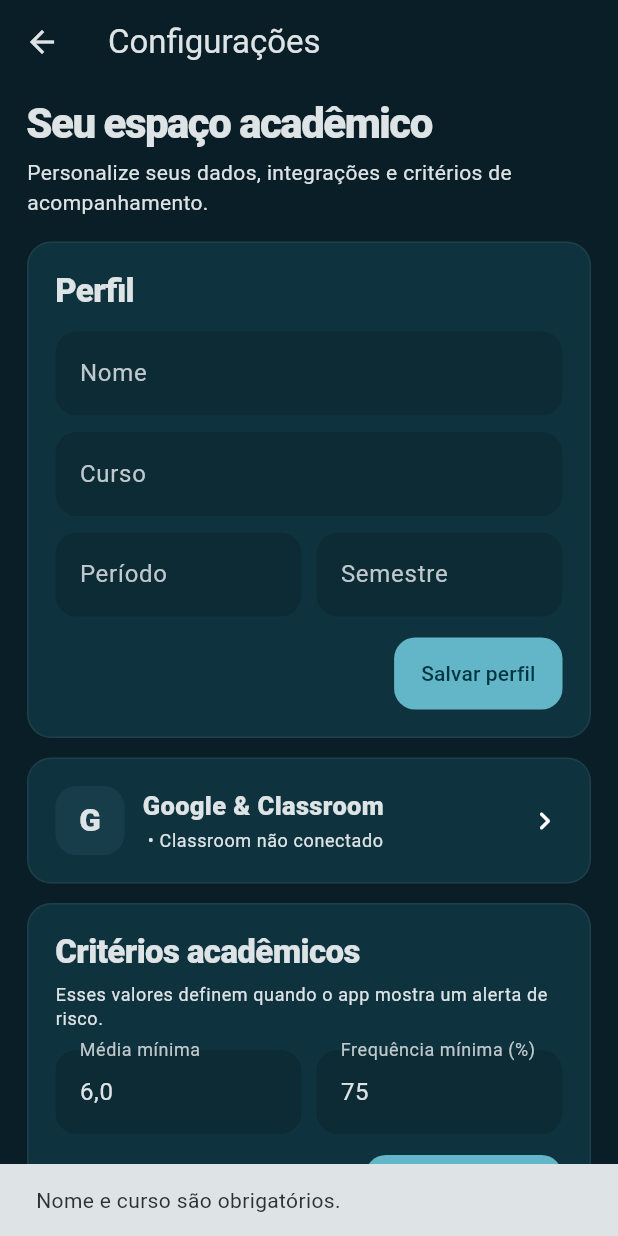
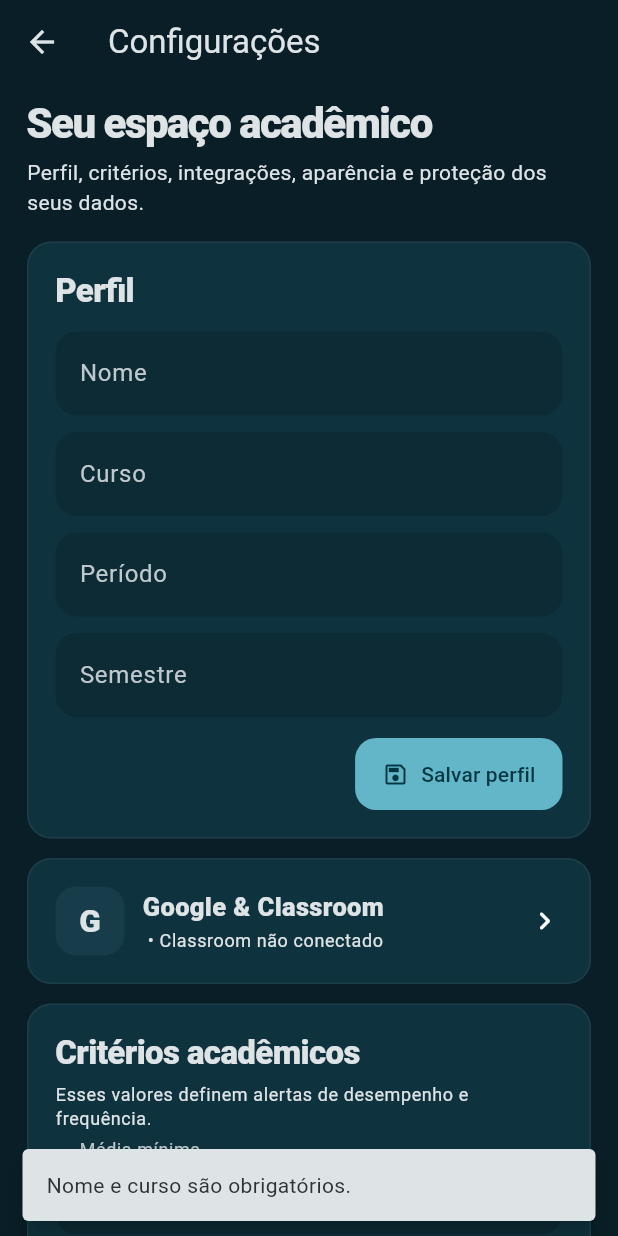
Before and after one commit to VictorAms12/academia-flow, a Flutter app: the SettingsScreen screen opened directly, after a tap on "Salvar perfil", on a phone screen of 412 x 824 dp. Run offline on Flutter 3.47's test engine with Material 3 defaults, Android fonts, the phone set to English and light mode, and no system bars; our stand-ins replace file_picker, flutter_local_notifications, flutter_secure_storage, flutter_timezone, google_sign_in, image_picker and 4 more; missing offline and left inert: google_sign_in_platform_interface; accounts and stored records are empty.

Commit message:
feat(settings): reorganiza configurações e protege ações destrutivas

```diff
--- a/lib/screens/settings_screen.dart
+++ b/lib/screens/settings_screen.dart
@@ -3,10 +3,13 @@ import 'dart:async';
 import 'package:flutter/material.dart';
 
 import '../integrations/google/google_integration_controller.dart';
+import '../services/backup_service.dart';
+import '../services/maintenance_service.dart';
 import '../state/app_state.dart';
 import '../theme/app_theme.dart';
 import '../widgets/common.dart';
 import '../widgets/motion.dart';
+import 'backup_screen.dart';
 import 'google_integration_screen.dart';
 
 class SettingsScreen extends StatefulWidget {
@@ -25,6 +28,9 @@ class _SettingsScreenState extends State<SettingsScreen> {
   late TextEditingController minAttendance;
   bool _controllersReady = false;
   bool _googleInitStarted = false;
+  bool _savingProfile = false;
+  bool _savingCriteria = false;
+  bool _dangerBusy = false;
 
   @override
   void didChangeDependencies() {
@@ -32,8 +38,6 @@ class _SettingsScreenState extends State<SettingsScreen> {
     final state = AppStateScope.of(context);
     if (!_googleInitStarted) {
       _googleInitStarted = true;
-      // initialize() apenas recupera o perfil persistido/local. Não dispara
-      // seletor de conta nem autenticação interativa.
       unawaited(GoogleIntegrationController.instance.initialize(state));
     }
     if (_controllersReady) return;
@@ -63,7 +67,9 @@ class _SettingsScreenState extends State<SettingsScreen> {
     final google = GoogleIntegrationController.instance;
     return Scaffold(
       appBar: AppBar(title: const Text('Configurações')),
-      body: SingleChildScrollView(
+      body: Stack(
+        children: [
+          SingleChildScrollView(
             padding: const EdgeInsets.fromLTRB(18, 8, 18, 30),
             child: Center(
               child: ConstrainedBox(
@@ -71,47 +77,19 @@ class _SettingsScreenState extends State<SettingsScreen> {
                 child: Column(
                   crossAxisAlignment: CrossAxisAlignment.start,
                   children: [
-                const PageHeader(title: 'Seu espaço acadêmico', subtitle: 'Personalize seus dados, integrações e critérios de acompanhamento.'),
+                    const PageHeader(
+                      title: 'Seu espaço acadêmico',
+                      subtitle: 'Perfil, critérios, integrações, aparência e proteção dos seus dados.',
+                    ),
                     const SizedBox(height: 16),
-                SoftCard(
-                  child: Column(
-                    crossAxisAlignment: CrossAxisAlignment.start,
-                    children: [
-                      const SectionTitle('Perfil'),
-                      const SizedBox(height: 13),
-                      TextField(controller: name, decoration: const InputDecoration(labelText: 'Nome')),
-                      const SizedBox(height: 11),
-                      TextField(controller: course, decoration: const InputDecoration(labelText: 'Curso')),
-                      const SizedBox(height: 11),
-                      Row(children: [
-                        Expanded(child: TextField(controller: period, decoration: const InputDecoration(labelText: 'Período'))),
-                        const SizedBox(width: 10),
-                        Expanded(child: TextField(controller: semester, decoration: const InputDecoration(labelText: 'Semestre'))),
-                      ]),
-                      const SizedBox(height: 14),
-                      Align(
-                        alignment: Alignment.centerRight,
-                        child: FilledButton(
-                          onPressed: () async {
-                            if (name.text.trim().isEmpty || course.text.trim().isEmpty) {
-                              ScaffoldMessenger.of(context).showSnackBar(const SnackBar(content: Text('Nome e curso são obrigatórios.')));
-                              return;
-                            }
-                            await state.saveProfile(name: name.text, courseName: course.text, periodName: period.text, semesterName: semester.text);
-                            if (context.mounted) ScaffoldMessenger.of(context).showSnackBar(const SnackBar(content: Text('Perfil atualizado.')));
-                          },
-                          child: const Text('Salvar perfil'),
-                        ),
-                      ),
-                    ],
-                  ),
-                ),
+                    _profileCard(state),
                     const SizedBox(height: 13),
                     AnimatedBuilder(
                       animation: google,
                       builder: (context, _) => SoftCard(
                         onTap: () => Navigator.push(context, motionRoute(const GoogleIntegrationScreen())),
-                    child: Row(children: [
+                        child: Row(
+                          children: [
                             Container(
                               width: 46,
                               height: 46,
@@ -124,55 +102,27 @@ class _SettingsScreenState extends State<SettingsScreen> {
                             ),
                             const SizedBox(width: 12),
                             Expanded(
-                        child: Column(crossAxisAlignment: CrossAxisAlignment.start, children: [
+                              child: Column(
+                                crossAxisAlignment: CrossAxisAlignment.start,
+                                children: [
                                   const Text('Google & Classroom', style: TextStyle(fontWeight: FontWeight.w900, fontSize: 17)),
                                   const SizedBox(height: 3),
                                   Text(
                                     google.account == null
-                                ? 'Login opcional, importação de turmas, atividades e status de entrega.'
+                                        ? 'Login opcional, turmas e atividades do Classroom.'
                                         : '${google.account!.email} • ${google.account!.classroomConnected ? 'Classroom conectado' : 'Classroom não conectado'}',
                                     style: Theme.of(context).textTheme.bodySmall,
-                          ),
-                        ]),
-                      ),
-                      const Icon(Icons.chevron_right_rounded),
-                    ]),
-                  ),
-                ),
-                const SizedBox(height: 13),
-                SoftCard(
-                  child: Column(
-                    crossAxisAlignment: CrossAxisAlignment.start,
-                    children: [
-                      const SectionTitle('Critérios acadêmicos'),
-                      const SizedBox(height: 6),
-                      Text('Esses valores definem quando o app mostra um alerta de risco.', style: Theme.of(context).textTheme.bodySmall),
-                      const SizedBox(height: 13),
-                      Row(children: [
-                        Expanded(child: TextField(controller: minGrade, keyboardType: const TextInputType.numberWithOptions(decimal: true), decoration: const InputDecoration(labelText: 'Média mínima'))),
-                        const SizedBox(width: 10),
-                        Expanded(child: TextField(controller: minAttendance, keyboardType: const TextInputType.numberWithOptions(decimal: true), decoration: const InputDecoration(labelText: 'Frequência mínima (%)'))),
-                      ]),
-                      const SizedBox(height: 14),
-                      Align(
-                        alignment: Alignment.centerRight,
-                        child: FilledButton(
-                          onPressed: () async {
-                            final grade = double.tryParse(minGrade.text.replaceAll(',', '.'));
-                            final attendance = double.tryParse(minAttendance.text.replaceAll(',', '.'));
-                            if (grade == null || grade < 0 || grade > 10 || attendance == null || attendance < 0 || attendance > 100) {
-                              ScaffoldMessenger.of(context).showSnackBar(const SnackBar(content: Text('Confira os valores informados.')));
-                              return;
-                            }
-                            await state.updateThresholds(grade, attendance);
-                            if (context.mounted) ScaffoldMessenger.of(context).showSnackBar(const SnackBar(content: Text('Critérios atualizados.')));
-                          },
-                          child: const Text('Salvar critérios'),
-                        ),
                                   ),
                                 ],
                               ),
                             ),
+                            const Icon(Icons.chevron_right_rounded),
+                          ],
+                        ),
+                      ),
+                    ),
+                    const SizedBox(height: 13),
+                    _criteriaCard(state),
                     const SizedBox(height: 13),
                     SoftCard(
                       child: SwitchListTile(
@@ -181,45 +131,240 @@ class _SettingsScreenState extends State<SettingsScreen> {
                         onChanged: (_) => state.toggleTheme(),
                         secondary: Icon(state.isDark ? Icons.dark_mode_rounded : Icons.light_mode_rounded),
                         title: const Text('Modo escuro', style: TextStyle(fontWeight: FontWeight.w900)),
-                    subtitle: const Text('Alterna entre o tema claro e o azul-petróleo escuro.'),
+                        subtitle: const Text('Alterna entre os temas claro e escuro.'),
                       ),
                     ),
                     const SizedBox(height: 13),
                     SoftCard(
-                  child: Column(crossAxisAlignment: CrossAxisAlignment.start, children: [
-                    const Row(children: [
+                      onTap: () => Navigator.push(context, motionRoute(const BackupScreen())),
+                      child: Row(
+                        children: [
+                          Container(
+                            width: 46,
+                            height: 46,
+                            alignment: Alignment.center,
+                            decoration: BoxDecoration(
+                              color: AppColors.success.withValues(alpha: .10),
+                              borderRadius: BorderRadius.circular(14),
+                            ),
+                            child: const Icon(Icons.backup_outlined, color: AppColors.success),
+                          ),
+                          const SizedBox(width: 12),
+                          Expanded(
+                            child: Column(
+                              crossAxisAlignment: CrossAxisAlignment.start,
+                              children: [
+                                const Text('Dados e Backup', style: TextStyle(fontWeight: FontWeight.w900, fontSize: 17)),
+                                const SizedBox(height: 3),
+                                Text(
+                                  'Crie, exporte e restaure cópias de matérias, rotina, notas, planejamento e anexos.',
+                                  style: Theme.of(context).textTheme.bodySmall,
+                                ),
+                              ],
+                            ),
+                          ),
+                          const Icon(Icons.chevron_right_rounded),
+                        ],
+                      ),
+                    ),
+                    const SizedBox(height: 13),
+                    SoftCard(
+                      child: Column(
+                        crossAxisAlignment: CrossAxisAlignment.start,
+                        children: [
+                          const Row(
+                            children: [
                               Icon(Icons.shield_outlined, color: AppColors.gold),
                               SizedBox(width: 8),
                               Text('Dados locais', style: TextStyle(fontWeight: FontWeight.w900, fontSize: 17)),
-                    ]),
+                            ],
+                          ),
                           const SizedBox(height: 7),
-                    Text('Matérias, tarefas, notas e rotina continuam no SQLite do aparelho. A conexão Google é opcional e serve para importar/sincronizar dados do Classroom.', style: Theme.of(context).textTheme.bodySmall?.copyWith(height: 1.5)),
-                  ]),
+                          Text(
+                            'Os dados acadêmicos permanecem no SQLite do aparelho e os anexos são copiados para o armazenamento interno do Academia Flow. A conexão Google é opcional e suas credenciais não entram nos backups.',
+                            style: Theme.of(context).textTheme.bodySmall?.copyWith(height: 1.5),
+                          ),
+                        ],
+                      ),
                     ),
                     const SizedBox(height: 13),
-                SoftCard(
-                  child: Column(crossAxisAlignment: CrossAxisAlignment.start, children: [
-                    const Text('Zona de segurança', style: TextStyle(color: AppColors.danger, fontWeight: FontWeight.w900, fontSize: 17)),
-                    const SizedBox(height: 6),
-                    Text('Use estas opções apenas quando quiser começar um semestre do zero ou redefinir completamente o aplicativo.', style: Theme.of(context).textTheme.bodySmall),
-                    const SizedBox(height: 14),
-                    Wrap(spacing: 9, runSpacing: 9, children: [
-                      OutlinedButton.icon(onPressed: () => _clearAcademic(context, state), icon: const Icon(Icons.cleaning_services_outlined), label: const Text('Apagar dados acadêmicos')),
-                      FilledButton.icon(
-                        style: FilledButton.styleFrom(backgroundColor: Theme.of(context).colorScheme.error),
-                        onPressed: () => _resetEverything(context, state),
-                        icon: const Icon(Icons.delete_forever_outlined),
-                        label: const Text('Redefinir aplicativo'),
-                      ),
-                    ]),
-                  ]),
-                ),
+                    _dangerZone(state),
                   ],
                 ),
               ),
             ),
           ),
+          if (_dangerBusy)
+            Positioned.fill(
+              child: ColoredBox(
+                color: Colors.black.withValues(alpha: .14),
+                child: const Center(
+                  child: Card(
+                    child: Padding(
+                      padding: EdgeInsets.symmetric(horizontal: 22, vertical: 18),
+                      child: Row(
+                        mainAxisSize: MainAxisSize.min,
+                        children: [
+                          SizedBox(width: 21, height: 21, child: CircularProgressIndicator(strokeWidth: 2.5)),
+                          SizedBox(width: 13),
+                          Text('Criando backup de segurança…', style: TextStyle(fontWeight: FontWeight.w800)),
+                        ],
+                      ),
+                    ),
+                  ),
+                ),
+              ),
+            ),
+        ],
+      ),
     );
+  }
+
+  Widget _profileCard(AppState state) {
+    return SoftCard(
+      child: Column(
+        crossAxisAlignment: CrossAxisAlignment.start,
+        children: [
+          const SectionTitle('Perfil'),
+          const SizedBox(height: 13),
+          TextField(controller: name, textInputAction: TextInputAction.next, decoration: const InputDecoration(labelText: 'Nome')),
+          const SizedBox(height: 11),
+          TextField(controller: course, textInputAction: TextInputAction.next, decoration: const InputDecoration(labelText: 'Curso')),
+          const SizedBox(height: 11),
+          LayoutBuilder(
+            builder: (context, constraints) {
+              final compact = constraints.maxWidth < 480;
+              final fields = [
+                TextField(controller: period, textInputAction: TextInputAction.next, decoration: const InputDecoration(labelText: 'Período')),
+                TextField(controller: semester, decoration: const InputDecoration(labelText: 'Semestre')),
+              ];
+              if (compact) return Column(children: [fields[0], const SizedBox(height: 11), fields[1]]);
+              return Row(children: [Expanded(child: fields[0]), const SizedBox(width: 10), Expanded(child: fields[1])]);
+            },
+          ),
+          const SizedBox(height: 14),
+          Align(
+            alignment: Alignment.centerRight,
+            child: FilledButton.icon(
+              onPressed: _savingProfile ? null : () => _saveProfile(state),
+              icon: _savingProfile
+                  ? const SizedBox(width: 17, height: 17, child: CircularProgressIndicator(strokeWidth: 2))
+                  : const Icon(Icons.save_outlined),
+              label: Text(_savingProfile ? 'Salvando…' : 'Salvar perfil'),
+            ),
+          ),
+        ],
+      ),
+    );
+  }
+
+  Widget _criteriaCard(AppState state) {
+    return SoftCard(
+      child: Column(
+        crossAxisAlignment: CrossAxisAlignment.start,
+        children: [
+          const SectionTitle('Critérios acadêmicos'),
+          const SizedBox(height: 6),
+          Text('Esses valores definem alertas de desempenho e frequência.', style: Theme.of(context).textTheme.bodySmall),
+          const SizedBox(height: 13),
+          LayoutBuilder(
+            builder: (context, constraints) {
+              final grade = TextField(
+                controller: minGrade,
+                keyboardType: const TextInputType.numberWithOptions(decimal: true),
+                decoration: const InputDecoration(labelText: 'Média mínima'),
+              );
+              final attendance = TextField(
+                controller: minAttendance,
+                keyboardType: const TextInputType.numberWithOptions(decimal: true),
+                decoration: const InputDecoration(labelText: 'Frequência mínima (%)'),
+              );
+              if (constraints.maxWidth < 480) return Column(children: [grade, const SizedBox(height: 11), attendance]);
+              return Row(children: [Expanded(child: grade), const SizedBox(width: 10), Expanded(child: attendance)]);
+            },
+          ),
+          const SizedBox(height: 14),
+          Align(
+            alignment: Alignment.centerRight,
+            child: FilledButton.icon(
+              onPressed: _savingCriteria ? null : () => _saveCriteria(state),
+              icon: _savingCriteria
+                  ? const SizedBox(width: 17, height: 17, child: CircularProgressIndicator(strokeWidth: 2))
+                  : const Icon(Icons.tune_rounded),
+              label: Text(_savingCriteria ? 'Salvando…' : 'Salvar critérios'),
+            ),
+          ),
+        ],
+      ),
+    );
+  }
+
+  Widget _dangerZone(AppState state) {
+    return SoftCard(
+      child: Column(
+        crossAxisAlignment: CrossAxisAlignment.start,
+        children: [
+          const Text('Zona de segurança', style: TextStyle(color: AppColors.danger, fontWeight: FontWeight.w900, fontSize: 17)),
+          const SizedBox(height: 6),
+          Text(
+            'As duas ações abaixo criam um backup interno de segurança antes de apagar qualquer informação.',
+            style: Theme.of(context).textTheme.bodySmall,
+          ),
+          const SizedBox(height: 14),
+          Wrap(
+            spacing: 9,
+            runSpacing: 9,
+            children: [
+              OutlinedButton.icon(
+                onPressed: _dangerBusy ? null : () => _clearAcademic(context, state),
+                icon: const Icon(Icons.cleaning_services_outlined),
+                label: const Text('Apagar dados acadêmicos'),
+              ),
+              FilledButton.icon(
+                style: FilledButton.styleFrom(backgroundColor: Theme.of(context).colorScheme.error),
+                onPressed: _dangerBusy ? null : () => _resetEverything(context, state),
+                icon: const Icon(Icons.delete_forever_outlined),
+                label: const Text('Redefinir aplicativo'),
+              ),
+            ],
+          ),
+        ],
+      ),
+    );
+  }
+
+  Future<void> _saveProfile(AppState state) async {
+    if (name.text.trim().isEmpty || course.text.trim().isEmpty) {
+      _snack('Nome e curso são obrigatórios.');
+      return;
+    }
+    setState(() => _savingProfile = true);
+    try {
+      await state.saveProfile(name: name.text, courseName: course.text, periodName: period.text, semesterName: semester.text);
+      if (mounted) _snack('Perfil atualizado.');
+    } catch (e) {
+      if (mounted) _snack('Não foi possível salvar o perfil: $e');
+    } finally {
+      if (mounted) setState(() => _savingProfile = false);
+    }
+  }
+
+  Future<void> _saveCriteria(AppState state) async {
+    final grade = double.tryParse(minGrade.text.replaceAll(',', '.'));
+    final attendance = double.tryParse(minAttendance.text.replaceAll(',', '.'));
+    if (grade == null || grade < 0 || grade > 10 || attendance == null || attendance < 0 || attendance > 100) {
+      _snack('Confira os valores informados.');
+      return;
+    }
+    setState(() => _savingCriteria = true);
+    try {
+      await state.updateThresholds(grade, attendance);
+      if (mounted) _snack('Critérios atualizados.');
+    } catch (e) {
+      if (mounted) _snack('Não foi possível salvar os critérios: $e');
+    } finally {
+      if (mounted) setState(() => _savingCriteria = false);
+    }
   }
 
   Future<void> _clearAcademic(BuildContext context, AppState state) async {
@@ -227,18 +372,28 @@ class _SettingsScreenState extends State<SettingsScreen> {
           context: context,
           builder: (dialogContext) => AlertDialog(
             title: const Text('Apagar dados acadêmicos?'),
-            content: const Text('Matérias, atividades, notas, horários e anotações serão apagados. Seu perfil, conta Google e preferências serão mantidos.'),
+            content: const Text('Matérias, atividades, notas, horários, aulas, anotações, materiais, anexos e planejamento serão apagados. Perfil e preferências serão mantidos.'),
             actions: [
               TextButton(onPressed: () => Navigator.pop(dialogContext, false), child: const Text('Cancelar')),
-              FilledButton(onPressed: () => Navigator.pop(dialogContext, true), child: const Text('Apagar dados')),
+              FilledButton(onPressed: () => Navigator.pop(dialogContext, true), child: const Text('Criar backup e apagar')),
             ],
           ),
         ) ??
         false;
     if (!ok) return;
+
+    setState(() => _dangerBusy = true);
+    try {
+      await BackupService.instance.createInternalBackup(kind: BackupKind.safety);
       await state.clearAcademicData();
+      await MaintenanceService.instance.afterAcademicClear(state);
       await GoogleIntegrationController.instance.reloadLinks();
-    if (context.mounted) ScaffoldMessenger.of(context).showSnackBar(const SnackBar(content: Text('Dados acadêmicos apagados.')));
+      if (mounted) _snack('Dados acadêmicos apagados. O backup de segurança foi preservado.');
+    } catch (e) {
+      if (mounted) _snack('Operação cancelada: não foi possível concluir a proteção dos dados. $e');
+    } finally {
+      if (mounted) setState(() => _dangerBusy = false);
+    }
   }
 
   Future<void> _resetEverything(BuildContext context, AppState state) async {
@@ -248,28 +403,49 @@ class _SettingsScreenState extends State<SettingsScreen> {
             context: context,
             builder: (dialogContext) => AlertDialog(
               title: const Text('Redefinir aplicativo?'),
-              content: Column(mainAxisSize: MainAxisSize.min, crossAxisAlignment: CrossAxisAlignment.start, children: [
-                const Text('Tudo será apagado, inclusive perfil, conexão Google e configurações. Digite APAGAR para confirmar.'),
+              content: Column(
+                mainAxisSize: MainAxisSize.min,
+                crossAxisAlignment: CrossAxisAlignment.start,
+                children: [
+                  const Text('Tudo será apagado, inclusive perfil, conexão Google e configurações. Um backup de segurança será criado primeiro. Digite APAGAR para confirmar.'),
                   const SizedBox(height: 12),
                   TextField(controller: text, decoration: const InputDecoration(hintText: 'APAGAR')),
-              ]),
+                ],
+              ),
               actions: [
                 TextButton(onPressed: () => Navigator.pop(dialogContext, false), child: const Text('Cancelar')),
                 FilledButton(
                   style: FilledButton.styleFrom(backgroundColor: Theme.of(context).colorScheme.error),
                   onPressed: () => Navigator.pop(dialogContext, text.text.trim().toUpperCase() == 'APAGAR'),
-                  child: const Text('Redefinir'),
+                  child: const Text('Criar backup e redefinir'),
                 ),
               ],
             ),
           ) ??
           false;
       if (!ok) return;
+
+      setState(() => _dangerBusy = true);
+      try {
+        await BackupService.instance.createInternalBackup(kind: BackupKind.safety);
         await GoogleIntegrationController.instance.clearLocalIntegration();
         await state.resetEverything();
-      if (context.mounted) Navigator.of(context).popUntil((route) => route.isFirst);
+        await MaintenanceService.instance.afterFullReset(state);
+        if (mounted) Navigator.of(context).popUntil((route) => route.isFirst);
+      } catch (e) {
+        if (mounted) _snack('Redefinição cancelada: não foi possível concluir o backup de segurança. $e');
+      } finally {
+        if (mounted) setState(() => _dangerBusy = false);
+      }
     } finally {
       text.dispose();
     }
   }
+
+  void _snack(String message) {
+    if (!mounted) return;
+    final messenger = ScaffoldMessenger.of(context);
+    messenger.hideCurrentSnackBar();
+    messenger.showSnackBar(SnackBar(content: Text(message), behavior: SnackBarBehavior.floating));
   }
+}
```
Lines whose indentation alone changed are shown as unchanged.
